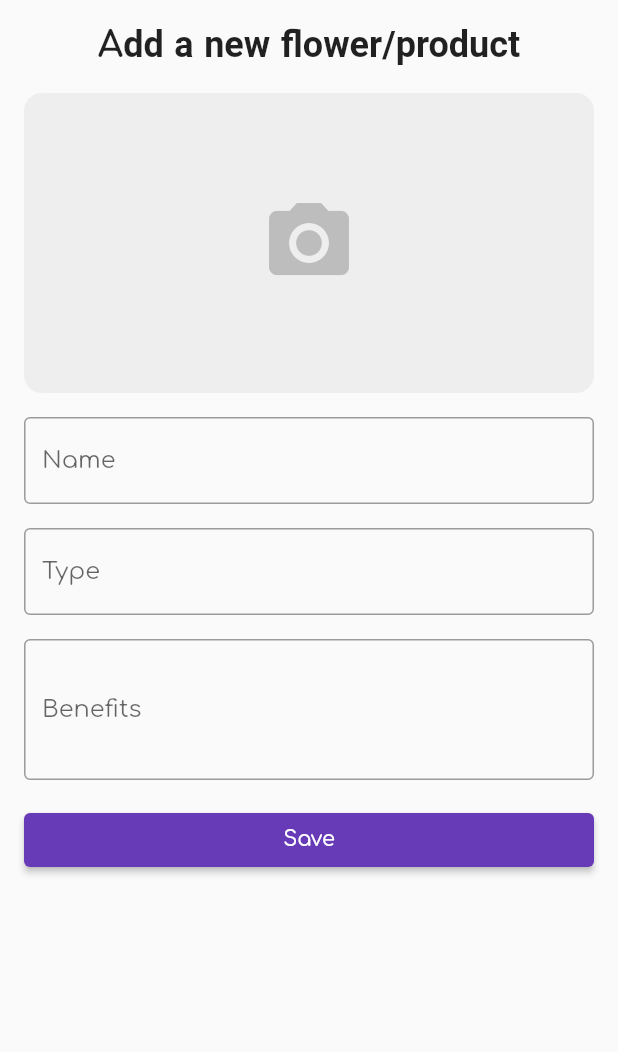
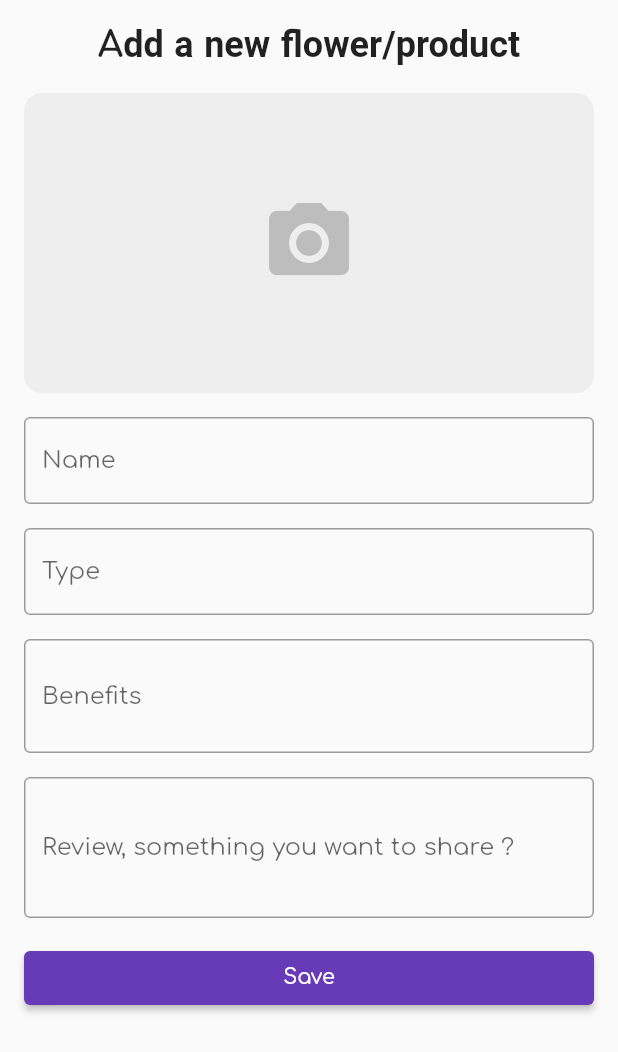
Before and after one commit to knl5/cbd-app23, a Flutter app: the FlowerForm screen opened directly, on a phone screen of 412 x 824 dp. Shown: the top 1052 px of the screen. Run offline on Flutter 3.47's test engine with Material 2 defaults, Android fonts, the phone set to English and light mode, and no system bars; our stand-ins replace cloud_firestore, firebase_auth, firebase_core, firebase_storage, flutter_dotenv, google_fonts and 2 more; missing offline and left inert: flutter_stripe, flutterfire_ui; accounts and stored records are empty; network calls fail.

Commit message:
change file and class naming, add field review in form contribution

```diff
--- a/lib/data/fetch_data.dart
+++ b/lib/data/strains_data.dart
@@ -3,7 +3,7 @@ import 'dart:convert';
 
 import 'package:flutter_dotenv/flutter_dotenv.dart';
 
-import 'api_data.dart';
+import 'models_data.dart';
 import 'package:http/http.dart' as http;
 
 Future<List<DataStrains>> fetchData() async {
@@ -19,7 +19,7 @@ Future<List<DataStrains>> fetchData() async {
   }
 }
 
-// for homelist
+// for homelist, to not have api call restriction
 Future<List<DataStrains>> fetchDataFiltered(String difficulty) async {
   var url =
       Uri.parse('https://weed-strain1.p.rapidapi.com/?difficulty=$difficulty');
--- a/lib/features/form_review.dart
+++ b/lib/features/form_review.dart
@@ -1,7 +1,7 @@
 import 'package:flutter/material.dart';
 import 'package:cloud_firestore/cloud_firestore.dart';
 import 'package:firebase_auth/firebase_auth.dart';
-import 'package:my_app/data/api_data.dart';
+import 'package:my_app/data/models_data.dart';
 import 'package:my_app/features/review_strain.dart';
 
 class FormReview extends StatefulWidget {
--- a/lib/features/review_strain.dart
+++ b/lib/features/review_strain.dart
@@ -1,6 +1,6 @@
 import 'package:flutter/material.dart';
 import 'package:cloud_firestore/cloud_firestore.dart';
-import 'package:my_app/data/api_data.dart';
+import 'package:my_app/data/models_data.dart';
 
 class Review {
   final String userId;
--- a/lib/features/search_strain.dart
+++ b/lib/features/search_strain.dart
@@ -1,8 +1,8 @@
 import 'package:flutter/material.dart';
 
-import '../data/api_data.dart';
-import '../data/fetch_data.dart';
-import '../screens/details_strain.dart';
+import '../data/models_data.dart';
+import '../data/strains_data.dart';
+import '../screens/strain_details.dart';
 
 class MySearchDelegate extends SearchDelegate {
   @override
--- a/lib/screens/favorites_strains.dart
+++ b/lib/screens/favorites_strains.dart
@@ -1,9 +1,9 @@
 import 'package:flutter/material.dart';
 import 'package:cloud_firestore/cloud_firestore.dart';
 import 'package:firebase_auth/firebase_auth.dart';
-import 'package:my_app/data/api_data.dart';
+import 'package:my_app/data/models_data.dart';
 
-import 'details_strain.dart';
+import 'strain_details.dart';
 
 class FavoritesPage extends StatelessWidget {
   const FavoritesPage({Key? key}) : super(key: key);
--- a/lib/screens/form_contribution.dart
+++ b/lib/screens/form_contribution.dart
@@ -8,8 +8,8 @@ import 'package:image_picker/image_picker.dart';
 final CollectionReference flowersCollection =
     FirebaseFirestore.instance.collection('flowers');
 
-Future<void> addFlowerToFirestore(
-    String name, String type, String benefits, File image) async {
+Future<void> addFlowerToFirestore(String name, String type, String benefits,
+    String review, File image) async {
   // Upload the image to Firebase Storage
   final Reference storageRef = FirebaseStorage.instance
       .ref()
@@ -22,6 +22,7 @@ Future<void> addFlowerToFirestore(
     'name': name,
     'type': type,
     'benefits': benefits,
+    'review': review,
     'image_url': await downloadUrl.ref.getDownloadURL(),
     'created_at': FieldValue.serverTimestamp(),
   });
@@ -40,6 +41,7 @@ class _FlowerFormState extends State<FlowerForm> {
   final _nameController = TextEditingController();
   final _typeController = TextEditingController();
   final _benefitsController = TextEditingController();
+  final _reviewController = TextEditingController();
   File? _image;
 
   Future<void> _selectImage() async {
@@ -94,7 +96,10 @@ class _FlowerFormState extends State<FlowerForm> {
             children: [
               const Text('Add a new flower/product',
                   textAlign: TextAlign.center,
-                  style: TextStyle(fontSize: 24, fontWeight: FontWeight.bold, fontFamily: 'SourceSansPro')),
+                  style: TextStyle(
+                      fontSize: 24,
+                      fontWeight: FontWeight.bold,
+                      fontFamily: 'SourceSansPro')),
               const SizedBox(height: 18),
               GestureDetector(
                 onTap: _selectImage,
@@ -154,6 +159,15 @@ class _FlowerFormState extends State<FlowerForm> {
                   }
                   return null;
                 },
+                maxLines: 2,
+              ),
+              const SizedBox(height: 16),
+              TextFormField(
+                controller: _reviewController,
+                decoration: const InputDecoration(
+                  labelText: 'Review, something you want to share ?',
+                  border: OutlineInputBorder(),
+                ),
                 maxLines: 3,
               ),
               const SizedBox(height: 16),
@@ -164,6 +178,7 @@ class _FlowerFormState extends State<FlowerForm> {
                       _nameController.text,
                       _typeController.text,
                       _benefitsController.text,
+                      _reviewController.text,
                       _image!,
                     );
                     showDialog(
@@ -179,6 +194,7 @@ class _FlowerFormState extends State<FlowerForm> {
                                 _nameController.clear();
                                 _typeController.clear();
                                 _benefitsController.clear();
+                                _reviewController.clear();
                                 setState(() {
                                   _image = null;
                                 });
--- a/lib/screens/home_lists.dart
+++ b/lib/screens/home_lists.dart
@@ -149,7 +149,7 @@ class HomeLists extends StatelessWidget {
           ),
           const SizedBox(
             height: 350.0,
-            child: RecoList(difficulty: 'Easy'),
+            child: RecommendationList(difficulty: 'Easy'),
           ),
           const SizedBox(height: 30),
           const Padding(
--- a/lib/screens/list_strains.dart
+++ b/lib/screens/list_strains.dart
@@ -1,8 +1,8 @@
 import 'package:flutter/material.dart';
 
-import '../data/api_data.dart';
-import '../data/fetch_data.dart';
-import 'details_strain.dart';
+import '../data/models_data.dart';
+import '../data/strains_data.dart';
+import 'strain_details.dart';
 
 class StrainsPage extends StatefulWidget {
   const StrainsPage({super.key, required this.title});
--- a/lib/screens/details_strain.dart
+++ b/lib/screens/strain_details.dart
@@ -2,7 +2,7 @@ import 'package:flutter/material.dart';
 import 'package:google_fonts/google_fonts.dart';
 import 'package:cloud_firestore/cloud_firestore.dart';
 import 'package:firebase_auth/firebase_auth.dart';
-import 'package:my_app/data/api_data.dart';
+import 'package:my_app/data/models_data.dart';
 import '../features/review_strain.dart';
 import '../features/stripe_checkout.dart';
 import '../features/form_review.dart';
```
Also changed, not shown: lib/features/recommendation_list.dart (+8 -8 lines), lib/screens/flower_details.dart (+22 -1 lines), lib/data/models_data.dart (renamed from lib/data/api_data.dart).
